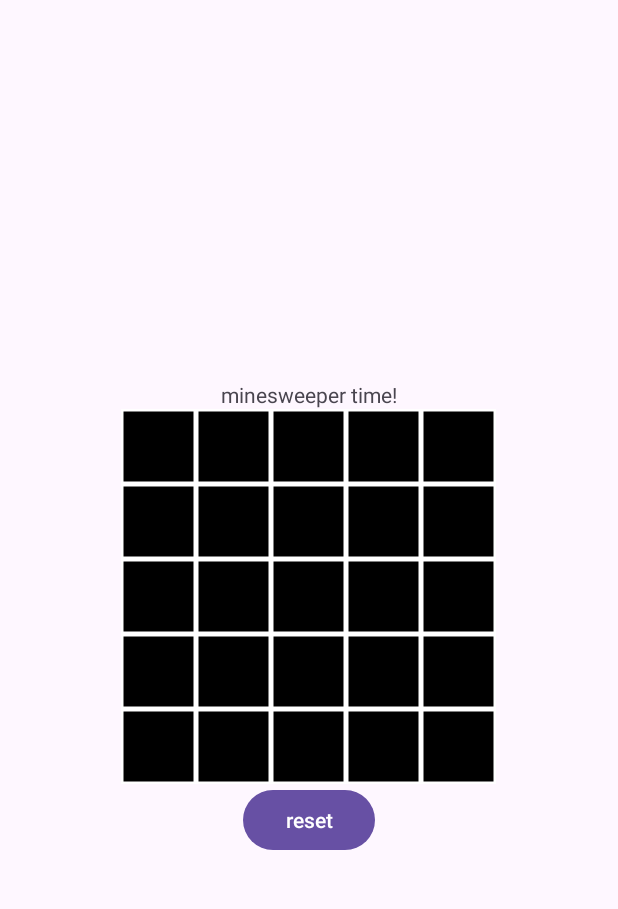
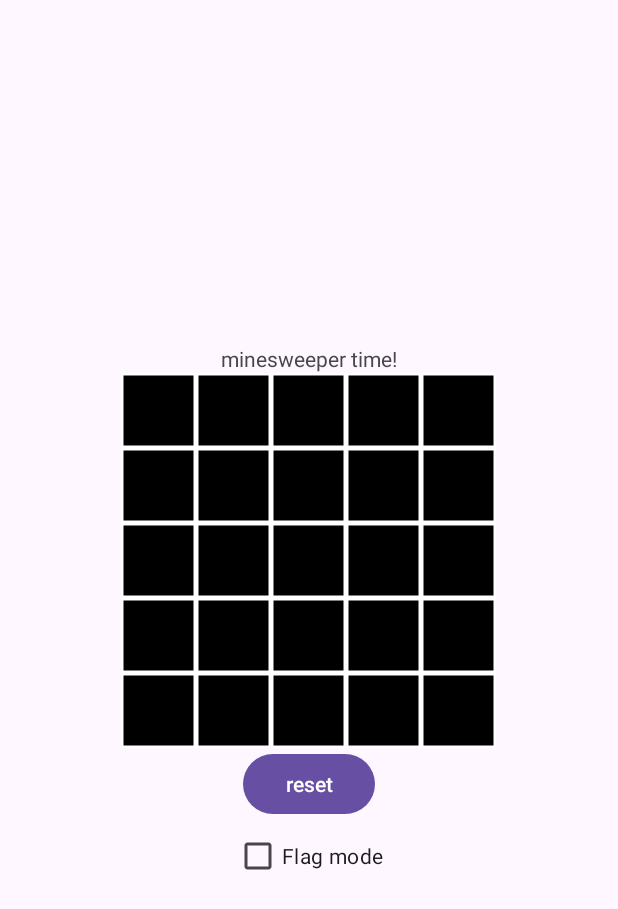
Before and after one commit to Maleila/Minesweeper, an Android app: the layout activity_main.xml on its own in the app's theme, with its tools: preview values and no code run, on a phone screen of 412 x 824 dp. Shown: the top 909 px of the screen. Run offline under Robolectric (Android 15) with nearby library versions, the phone set to English and light mode, and no system bars.

Commit message:
flag function

```diff
--- a/app/src/main/java/hu/ait/minesweeper/MainActivity.kt
+++ b/app/src/main/java/hu/ait/minesweeper/MainActivity.kt
@@ -18,5 +18,8 @@ class MainActivity : AppCompatActivity() {
         }
     }
 
+    fun isFlagModeOn() : Boolean {
+        return binding.cbFlagMode.isChecked
+    }
 
 }
--- a/app/src/main/java/hu/ait/minesweeper/model/Field.kt
+++ b/app/src/main/java/hu/ait/minesweeper/model/Field.kt
@@ -18,5 +18,7 @@ data class Field(var type: Int, var minesAround: Int, var isFlagged: Boolean, va
         showsNumber = true
     }
 
-
+    fun flag() {
+        isFlagged = true
+    }
 }
--- a/app/src/main/java/hu/ait/minesweeper/model/MinesweeperModel.kt
+++ b/app/src/main/java/hu/ait/minesweeper/model/MinesweeperModel.kt
@@ -118,4 +118,7 @@ object MinesweeperModel {
         return fieldMatrix[r][c]
     }
 
+    fun flag(r: Int, c: Int) {
+        fieldMatrix[r][c].flag()
+    }
 }
--- a/app/src/main/res/layout/activity_main.xml
+++ b/app/src/main/res/layout/activity_main.xml
@@ -29,4 +29,10 @@
         android:layout_width="wrap_content"
         android:layout_height="wrap_content" />
 
+    <CheckBox
+        android:id="@+id/cbFlagMode"
+        android:layout_width="wrap_content"
+        android:layout_height="wrap_content"
+        android:text="Flag mode"/>
+
 </LinearLayout>
```
Also changed, not shown: app/src/main/java/hu/ait/minesweeper/view/MinesweeperView.kt (+13 -2 lines).
